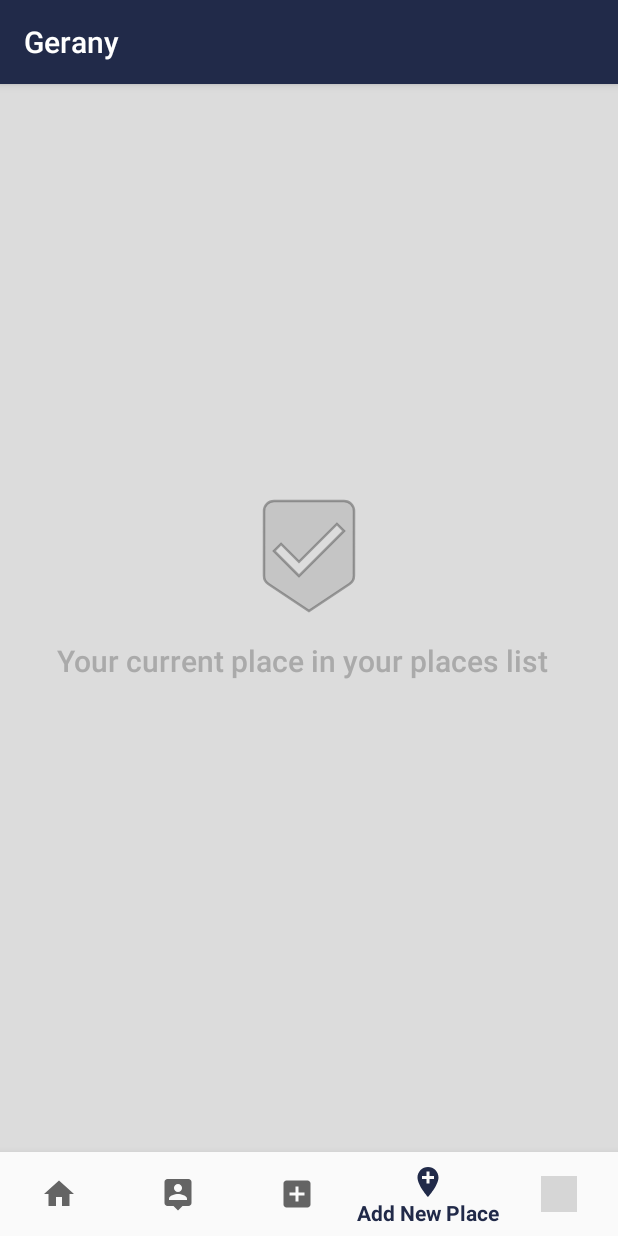
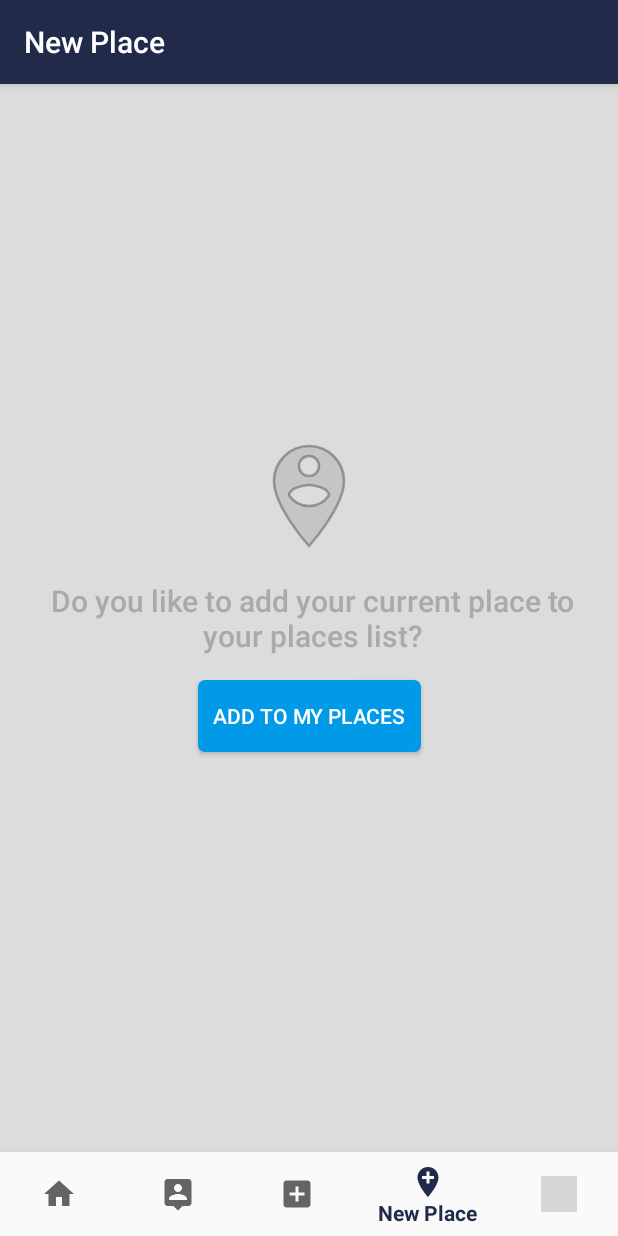
Before and after one commit to ShehabSalah/GeranyApp, an Android app: the screen it shows after launch (MainActivity), item 4 of the bottom bar chosen, on a phone screen of 412 x 824 dp. Run offline under Robolectric (Android 15) with nearby library versions, the phone set to English and light mode, and no system bars; our stand-ins replace ButterKnife, Firebase (no records; nobody signed in at launch, a user with empty details on screens opened directly); libraries missing offline, so code that uses them is left out: com.firebase.ui; 1 statement that could not run was skipped; grey boxes are pictures that could not be loaded.

Commit message:
adding new post activity

```diff
--- a/app/build.gradle
+++ b/app/build.gradle
@@ -34,14 +34,16 @@ dependencies {
     compile 'com.android.support:cardview-v7:25.3.1'
     compile 'com.android.support:support-vector-drawable:25.3.1'
     compile 'com.jakewharton:butterknife:8.6.0'
-    annotationProcessor 'com.jakewharton:butterknife-compiler:8.6.0'
     compile 'com.android.support:recyclerview-v7:25.3.1'
     compile 'com.squareup.picasso:picasso:2.5.2'
+    compile 'de.hdodenhof:circleimageview:2.1.0'
     testCompile 'junit:junit:4.12'
+    annotationProcessor 'com.jakewharton:butterknife-compiler:8.6.0'
 }
 
 
 
 
 
+
 apply plugin: 'com.google.gms.google-services'
--- a/app/src/main/java/com/shehabsalah/geranyapp/controllers/MyPlacesController.java
+++ b/app/src/main/java/com/shehabsalah/geranyapp/controllers/MyPlacesController.java
@@ -134,7 +134,6 @@ public class MyPlacesController {
      * @return boolean true if the place is exist and false if not.
      * */
     public boolean checkIfCurrentLocationExits(String address){
-        fillPlaces();
         for (int i = 0; i < myPlaces.size(); i++){
             if(address.equals(myPlaces.get(i).getPlaceAddress()))
                 return true;
--- a/app/src/main/java/com/shehabsalah/geranyapp/views/activities/MainActivity.java
+++ b/app/src/main/java/com/shehabsalah/geranyapp/views/activities/MainActivity.java
@@ -1,7 +1,10 @@
 package com.shehabsalah.geranyapp.views.activities;
 
 import android.content.Intent;
+import android.icu.text.DateFormat;
 import android.support.annotation.NonNull;
+import android.support.design.internal.BottomNavigationItemView;
+import android.support.design.internal.BottomNavigationMenuView;
 import android.support.design.widget.BottomNavigationView;
 import android.os.Bundle;
 import android.util.Log;
@@ -21,6 +24,8 @@ import com.shehabsalah.geranyapp.views.fragments.MyPlacesListFragment;
 import com.shehabsalah.geranyapp.views.main.ApplicationMain;
 import com.shehabsalah.geranyapp.util.Config;
 
+import java.lang.reflect.Field;
+
 public class MainActivity extends ApplicationMain implements AddNewLocationDialogFragment.Callback {
     private static final String LOG_TAG = MainActivity.class.getSimpleName();
     private UserInfo userInfo;
@@ -35,7 +40,7 @@ public class MainActivity extends ApplicationMain implements AddNewLocationDialo
         public boolean onNavigationItemSelected(@NonNull MenuItem item) {
             switch (item.getItemId()) {
                 case R.id.navigation_home:
-
+                    setTitle(getString(R.string.title_home));
                     return true;
                 case R.id.navigation_places: // TODO: IMPLEMENTATION PERIOD 1 DAY
                     //ToDo: make the layout of places items (#5)
@@ -43,7 +48,7 @@ public class MainActivity extends ApplicationMain implements AddNewLocationDialo
                     //ToDo: display recycler view with 10 fake items (#7)
 
                     //ToDo: add the MyPlacesListFragment fragment here (DESIGN #7)
-
+                    setTitle(getString(R.string.title_places));
                     myPlacesListFragment = new MyPlacesListFragment();
                     getSupportFragmentManager().beginTransaction()
                             .replace(R.id.home_container, myPlacesListFragment, Config.MY_NEW_PLACES_LIST)
@@ -54,8 +59,11 @@ public class MainActivity extends ApplicationMain implements AddNewLocationDialo
                     //ToDo: make the layout of the new post (#8)
                     //ToDo: make a fragment to display the view (#9)
                     //ToDo: associate the fragment with the view and display it (#10)
+                    Intent intent= new Intent(MainActivity.this, NewPostActivity.class);
+                    startActivity(intent);
+                    overridePendingTransition( R.anim.slide_in_up, R.anim.slide_out_up );
 
-                    return true;
+                    return false;
                 case R.id.navigation_add_place: // TODO: IMPLEMENTATION PERIOD 1 WEEK
                     /******************************Template****************************************/
                     addNewLocationFragment = new AddNewLocationFragment();
@@ -63,10 +71,10 @@ public class MainActivity extends ApplicationMain implements AddNewLocationDialo
                             .replace(R.id.home_container, addNewLocationFragment, Config.ADD_NEW_PLACE_FRAGMENT)
                             .commit();
                     /******************************Template****************************************/
-
+                    setTitle(getString(R.string.title_add_place));
                     return true;
                 case R.id.navigation_profile:
-
+                    setTitle(getString(R.string.title_profile));
                     return true;
             }
             return false;
@@ -99,6 +107,7 @@ public class MainActivity extends ApplicationMain implements AddNewLocationDialo
 
         /** Test Navigation */
         BottomNavigationView navigation = (BottomNavigationView) findViewById(R.id.navigation);
+        disableShiftMode(navigation);
         navigation.setOnNavigationItemSelectedListener(mOnNavigationItemSelectedListener);
         navigation.setSelectedItemId(R.id.navigation_places);
         /** End Test Navigation **/
@@ -165,6 +174,31 @@ public class MainActivity extends ApplicationMain implements AddNewLocationDialo
         }
 
     }
+    private void disableShiftMode(BottomNavigationView view) {
+        BottomNavigationMenuView menuView = (BottomNavigationMenuView) view.getChildAt(0);
+        try {
+            Field shiftingMode = menuView.getClass().getDeclaredField(getString(R.string.declared_field));
+            shiftingMode.setAccessible(true);
+            shiftingMode.setBoolean(menuView, false);
+            shiftingMode.setAccessible(false);
+            for (int i = 0; i < menuView.getChildCount(); i++) {
+                BottomNavigationItemView item = (BottomNavigationItemView) menuView.getChildAt(i);
+                //noinspection RestrictedApi
+                item.setShiftingMode(false);
+                // set once again checked value, so view will be updated
+                //noinspection RestrictedApi
+                item.setChecked(item.getItemData().isChecked());
+            }
+        } catch (NoSuchFieldException e) {
+            //remove logs
+            Log.e("BNVHelper", "Unable to get shift mode field", e);
+            e.printStackTrace();
+        } catch (IllegalAccessException e) {
+            //remove logs
+            Log.e("BNVHelper", "Unable to change value of shift mode", e);
+            e.printStackTrace();
+        }
+    }
 
 
 
--- a/app/src/main/java/com/shehabsalah/geranyapp/views/fragments/MyPlacesListFragment.java
+++ b/app/src/main/java/com/shehabsalah/geranyapp/views/fragments/MyPlacesListFragment.java
@@ -46,6 +46,7 @@ public class MyPlacesListFragment extends Fragment {
         ButterKnife.bind(this, mainView);
 
         myPlacesController = new MyPlacesController();
+        myPlacesController.fillPlaces();
 
 
         //setup the recycler view
@@ -83,6 +84,7 @@ public class MyPlacesListFragment extends Fragment {
         new Handler().postDelayed(new Runnable() {
             @Override
             public void run() {
+                //ToDo: make method to fetch My Places from the server and fill myPlaces ArrayList (IMPLEMENTATION: #1)
                 myPlacesController.fillPlaces();
                 myPlacesListAdapter = new MyPlacesListAdapter(myPlacesController, getActivity());
                 recyclerView.setAdapter(myPlacesListAdapter);
--- a/app/src/main/java/com/shehabsalah/geranyapp/views/main/ApplicationMain.java
+++ b/app/src/main/java/com/shehabsalah/geranyapp/views/main/ApplicationMain.java
@@ -28,7 +28,6 @@ public class ApplicationMain extends AppCompatActivity {
     protected FirebaseAuth mAuth;
     protected FirebaseAuth.AuthStateListener mAuthListener;
     protected UserInfo userInfo;
-
 
     /**
      * This method check if the user exists or not
--- /dev/null
+++ b/app/src/main/res/anim/slide_in_up.xml
@@ -0,0 +1,5 @@
+<?xml version="1.0" encoding="utf-8"?>
+<translate xmlns:android="http://schemas.android.com/apk/res/android"
+    android:fromYDelta="100%p" android:toYDelta="0%p"
+    android:fillAfter="true"
+    android:duration="@android:integer/config_mediumAnimTime"/>
--- /dev/null
+++ b/app/src/main/res/drawable/ic_close.xml
@@ -0,0 +1,4 @@
+<vector android:height="24dp" android:viewportHeight="48.0"
+    android:viewportWidth="48.0" android:width="24dp" xmlns:android="http://schemas.android.com/apk/res/android">
+    <path android:fillColor="@color/white_color" android:pathData="M38,12.83L35.17,10 24,21.17 12.83,10 10,12.83 21.17,24 10,35.17 12.83,38 24,26.83 35.17,38 38,35.17 26.83,24z"/>
+</vector>
--- /dev/null
+++ b/app/src/main/res/drawable/ic_edit_gray.xml
@@ -0,0 +1,5 @@
+<?xml version="1.0" encoding="utf-8"?>
+<vector android:height="24dp" android:viewportHeight="48.0"
+    android:viewportWidth="48.0" android:width="24dp" xmlns:android="http://schemas.android.com/apk/res/android">
+    <path android:fillColor="@color/default_icon_color" android:pathData="M6,34.5L6,42h7.5l22.13,-22.13 -7.5,-7.5L6,34.5zM41.41,14.09c0.78,-0.78 0.78,-2.05 0,-2.83l-4.67,-4.67c-0.78,-0.78 -2.05,-0.78 -2.83,0l-3.66,3.66 7.5,7.5 3.66,-3.66z"/>
+</vector>
--- /dev/null
+++ b/app/src/main/res/drawable/ic_photo_camera.xml
@@ -0,0 +1,5 @@
+<vector android:height="24dp" android:viewportHeight="48.0"
+    android:viewportWidth="48.0" android:width="24dp" xmlns:android="http://schemas.android.com/apk/res/android">
+    <path android:fillColor="@color/default_icon_color" android:pathData="M24,24m-6.4,0a6.4,6.4 0,1 1,12.8 0a6.4,6.4 0,1 1,-12.8 0"/>
+    <path android:fillColor="@color/default_icon_color" android:pathData="M18,4l-3.66,4L8,8c-2.21,0 -4,1.79 -4,4v24c0,2.21 1.79,4 4,4h32c2.21,0 4,-1.79 4,-4L44,12c0,-2.21 -1.79,-4 -4,-4h-6.34L30,4L18,4zM24,34c-5.52,0 -10,-4.48 -10,-10s4.48,-10 10,-10 10,4.48 10,10 -4.48,10 -10,10z"/>
+</vector>
--- a/app/src/main/res/layout/activity_main.xml
+++ b/app/src/main/res/layout/activity_main.xml
@@ -8,12 +8,14 @@
     tools:context=".views.activities.MainActivity">
     <FrameLayout
         android:id="@+id/home_container"
-        android:layout_width="match_parent"
-        android:layout_height="match_parent"
+        android:layout_width="0dp"
+        android:layout_height="0dp"
         app:layout_constraintBottom_toTopOf="@+id/navigation"
+        app:layout_constraintLeft_toLeftOf="parent"
+        app:layout_constraintRight_toRightOf="parent"
+        android:layout_marginBottom="@dimen/no_dp"
         app:layout_constraintTop_toTopOf="parent"
-        app:layout_constraintLeft_toLeftOf="parent"
-        app:layout_constraintRight_toRightOf="parent"/>
+        android:layout_marginTop="@dimen/no_dp" />
 
     <Button
         android:layout_width="wrap_content"
--- a/app/src/main/res/layout/my_places_item_view.xml
+++ b/app/src/main/res/layout/my_places_item_view.xml
@@ -42,7 +42,7 @@
         android:layout_width="@dimen/clickable_icon_size"
         android:layout_height="@dimen/clickable_icon_size"
         android:padding="@dimen/shape_edge_extra_small_padding"
-        app:srcCompat="@drawable/ic_mode_edit"
+        app:srcCompat="@drawable/ic_edit_gray"
         android:tint="@color/default_icon_color"
         android:layout_gravity="center_vertical"
         />
--- a/app/src/main/res/values/colors.xml
+++ b/app/src/main/res/values/colors.xml
@@ -7,6 +7,8 @@
     <color name="buttonDarkColor">#FF007AB9</color>
 
     <color name="lightGray">#C5C5C5</color>
+    <color name="lightGrayTrans">#8dc5c5c5</color>
+    <color name="tranColors">#00000000</color>
     <color name="darkGray">#AAAAAA</color>
     <color name="appBackground">#dcdcdc</color>
     <color name="strokeColor">#6e404040</color>
--- a/app/src/main/res/values/dimens.xml
+++ b/app/src/main/res/values/dimens.xml
@@ -27,4 +27,6 @@
 
 
     <dimen name="bottom_actionbar_size">52dp</dimen>
+
+    <dimen name="no_dp">0dp</dimen>
 </resources>
--- a/app/src/main/res/values/strings.xml
+++ b/app/src/main/res/values/strings.xml
@@ -5,9 +5,9 @@
     <string name="unknown_error">Unknown error occur, please try again later.</string>
     <string name="title_activity_test">testActivity</string>
     <string name="title_home">Home</string>
-    <string name="title_post">Add New Post</string>
+    <string name="title_post">New Post</string>
     <string name="title_places">My Places</string>
-    <string name="title_add_place">Add New Place</string>
+    <string name="title_add_place">New Place</string>
     <string name="title_profile">Profile</string>
 
     <string name="add_new_place_text">Do you like to add your current place to your places list?</string>
@@ -36,4 +36,6 @@
     <!--Selected Places-->
     <string name="selected_place_message">%s has been selected.</string>
 
+    <string name="declared_field">mShiftingMode</string>
+
 </resources>
--- a/app/src/main/res/values/styles.xml
+++ b/app/src/main/res/values/styles.xml
@@ -27,4 +27,8 @@
         <item name="android:padding">24dp</item>
     </style>
 
+    <style name="NewPostStyle" parent="AppTheme">
+        <item name="android:homeAsUpIndicator">@drawable/ic_close</item>
+    </style>
+
 </resources>
```
Also changed, not shown: app/src/main/AndroidManifest.xml (+9 -3 lines), app/src/main/java/com/shehabsalah/geranyapp/views/activities/NewPostActivity.java (added, +21 -0 lines), app/src/main/res/anim/slide_out_up.xml (added, +7 -0 lines), app/src/main/res/drawable/custom_border.xml (added, +13 -0 lines), app/src/main/res/layout/activity_new_post.xml (added, +72 -0 lines).
